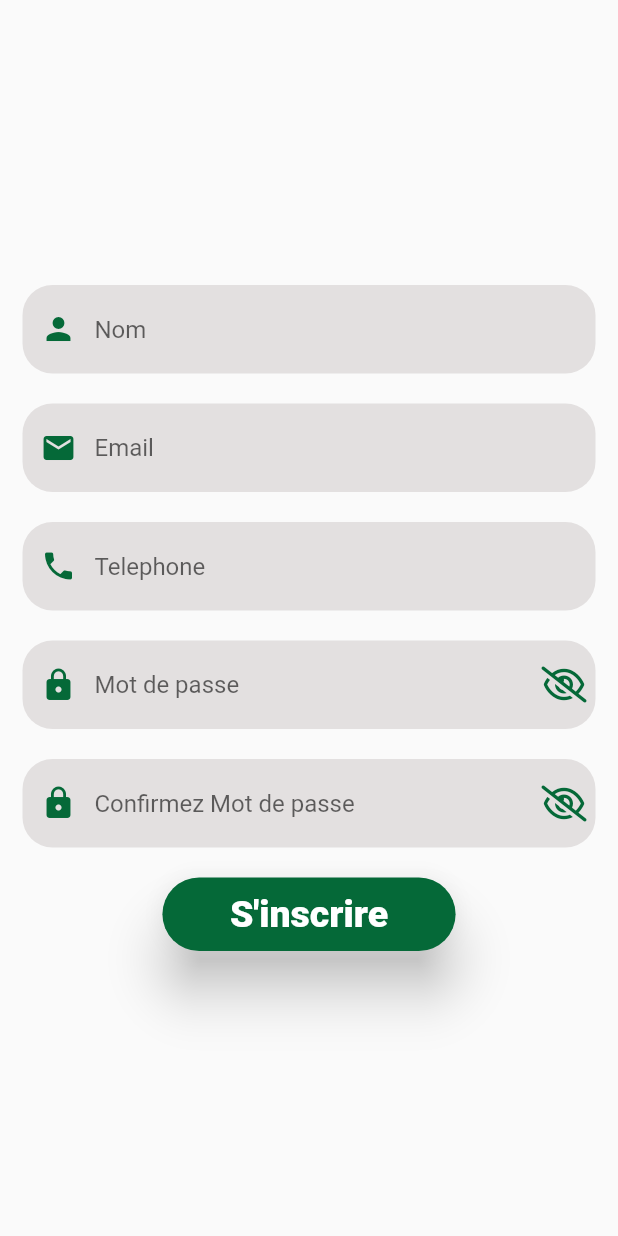
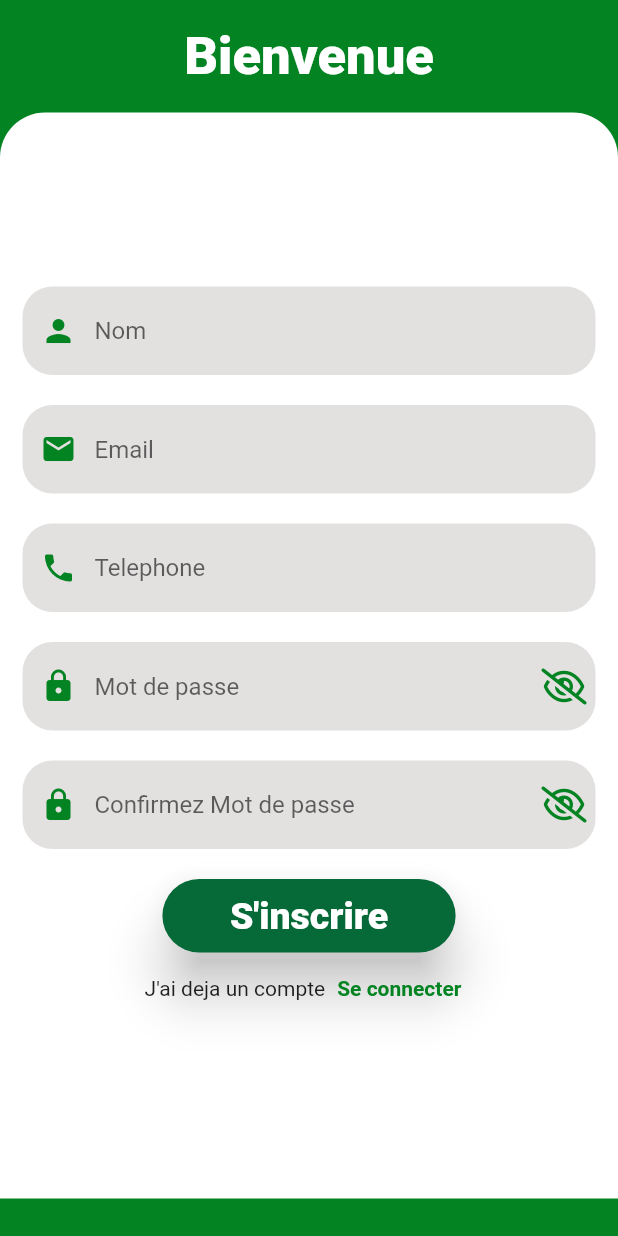
Before and after one commit to Ouzank/Agafa, a Flutter app: the screen it shows after launch, after a tap on "Se connecter", after a tap on "S'inscrire", on a phone screen of 412 x 824 dp. Run offline on Flutter 3.47's test engine with Material 2 defaults, Android fonts, the light colour scheme and no system bars; our stand-ins replace cloud_firestore, firebase_auth, firebase_core, firebase_database, flutter_svg, font_awesome_flutter and 2 more; accounts and stored records are empty.

Commit message:
Page inscription fini

```diff
--- a/lib/Constants/constants.dart
+++ b/lib/Constants/constants.dart
@@ -1,7 +1,7 @@
 import 'package:flutter/cupertino.dart';
 
 const Color inputColor = Color.fromARGB(255, 227, 224, 224);
- Color mainColor = Color.fromARGB(255, 5, 105, 56);
+ Color mainColor = Color.fromARGB(255, 3, 131, 33);
 GlobalKey<FormState> formKeyLogin = GlobalKey<FormState>();
 GlobalKey<FormState> formKeyRegister = GlobalKey<FormState>();
 const SizedBox inputsizebox = SizedBox(
--- a/lib/View/SignIn_Screen.dart
+++ b/lib/View/SignIn_Screen.dart
@@ -26,7 +26,7 @@ class SignIn extends StatelessWidget {
           SafeArea(
             child: Container(
               decoration: BoxDecoration(color: mainColor),
-              height: 60,
+              height: 65,
             ),
           ),
           // inputsizebox,
@@ -38,12 +38,21 @@ class SignIn extends StatelessWidget {
                     topRight: Radius.circular(30)),
                 color: Colors.white),
             child: Column(children: [
-              SvgPicture.asset(
-                'assets/chicken.svg',
-                height: 160,
+              const SizedBox(
+                height: 10,
               ),
-              const SizedBox(
-                height: 20,
+              Container(
+                decoration: BoxDecoration(
+                  borderRadius: BorderRadius.circular(100),
+                  color: Colors.grey,
+                ),
+                child: Padding(
+                  padding: EdgeInsets.only(top: 12),
+                  child: SvgPicture.asset(
+                    'assets/verrt.png',
+                    height: 150,
+                  ),
+                ),
               ),
               Padding(
                 padding: const EdgeInsets.all(10),
--- a/lib/View/SignUp_Screen.dart
+++ b/lib/View/SignUp_Screen.dart
@@ -1,9 +1,11 @@
 import 'package:agafa/Constants/controllers.dart';
+import 'package:agafa/View/SignIn_Screen.dart';
 import 'package:agafa/Widgets/BuildButton_Widget.dart';
 import 'package:agafa/Widgets/TextFormField._Widget.dart';
 import 'package:flutter/material.dart';
 import 'package:font_awesome_flutter/font_awesome_flutter.dart';
 import 'package:get/get.dart';
+import 'package:google_fonts/google_fonts.dart';
 
 import '../Constants/constants.dart';
 
@@ -14,8 +16,34 @@ class SignUp extends StatelessWidget {
 
   @override
   Widget build(BuildContext context) {
+    final currentSize = MediaQuery.of(context).size;
     return Scaffold(
-      body: Center(
+        backgroundColor: mainColor,
+        body: SafeArea(
+            child: Column(children: [
+          SafeArea(
+            child: Container(
+              child: Center(
+                child: Text(
+                  "Bienvenue",
+                  style: GoogleFonts.comicNeue(
+                      color: Colors.white,
+                      fontSize: 35,
+                      fontWeight: FontWeight.w900),
+                ),
+              ),
+              height: 75,
+              decoration: BoxDecoration(color: mainColor),
+            ),
+          ),
+          Container(
+            height: currentSize.height - (100),
+            decoration: const BoxDecoration(
+                color: Colors.white,
+                borderRadius: BorderRadius.only(
+                    topLeft: Radius.circular(30),
+                    topRight: Radius.circular(30))),
+            child: Center(
               child: SingleChildScrollView(
                 child: Padding(
                   padding: const EdgeInsets.all(15.0),
@@ -26,7 +54,10 @@ class SignUp extends StatelessWidget {
                           key: formKeyRegister,
                           child: Column(
                             children: [
-                        myTextFormField("Nom", Icons.person, userController.nom,
+                              myTextFormField(
+                                  "Nom",
+                                  Icons.person,
+                                  userController.nom,
                                   "Entrez le nom le l'association"),
                               inputsizebox,
                               myTextFormField(
@@ -69,10 +100,12 @@ class SignUp extends StatelessWidget {
                                                     FontAwesomeIcons.eye,
                                                     color: mainColor,
                                                   )
-                                          : Icon(FontAwesomeIcons.eyeSlash,
+                                                : Icon(
+                                                    FontAwesomeIcons.eyeSlash,
                                                     color: mainColor)),
                                         border: OutlineInputBorder(
-                                      borderRadius: BorderRadius.circular(20),
+                                            borderRadius:
+                                                BorderRadius.circular(20),
                                             borderSide: BorderSide.none)),
                                   )),
                               inputsizebox,
@@ -100,18 +133,35 @@ class SignUp extends StatelessWidget {
                                             icon: show.value
                                                 ? Icon(FontAwesomeIcons.eye,
                                                     color: mainColor)
-                                          : Icon(FontAwesomeIcons.eyeSlash,
+                                                : Icon(
+                                                    FontAwesomeIcons.eyeSlash,
                                                     color: mainColor)),
                                         border: OutlineInputBorder(
-                                      borderRadius: BorderRadius.circular(20),
+                                            borderRadius:
+                                                BorderRadius.circular(20),
                                             borderSide: BorderSide.none)),
                                   )),
-                        SizedBox(
+                              const SizedBox(
                                 height: 20,
                               ),
                               buildButton(
                                 "S'inscrire",
                                 formKeyRegister,
+                              ),
+                              Row(
+                                mainAxisAlignment: MainAxisAlignment.center,
+                                children: [
+                                  Text(
+                                    'J\'ai deja un compte',
+                                    style: GoogleFonts.comicNeue(),
+                                  ),
+                                  TextButton(
+                                      onPressed: () => Get.to(SignIn()),
+                                      child: Text('Se connecter',
+                                          style: GoogleFonts.comicNeue(
+                                              color: mainColor,
+                                              fontWeight: FontWeight.bold)))
+                                ],
                               )
                             ],
                           ))
@@ -120,7 +170,8 @@ class SignUp extends StatelessWidget {
                 ),
               ),
             ),
-    );
+          ),
+        ])));
   }
 }
 
--- a/lib/Widgets/BuildButton_Widget.dart
+++ b/lib/Widgets/BuildButton_Widget.dart
@@ -4,7 +4,7 @@ import 'package:firebase_auth/firebase_auth.dart';
 import 'package:flutter/material.dart';
 import 'package:get/get.dart';
 
-import '../Constants/Constants.dart';
+import '../Constants/constants.dart';
 
 Widget buildButton(String title, GlobalKey<FormState> onClick) {
   return ElevatedButton(
--- a/pubspec.yaml
+++ b/pubspec.yaml
@@ -75,6 +75,7 @@ flutter:
     - assets/chicken2.svg
     - assets/chicken3.svg
     - assets/rooster.svg
+    - assets/verrt.png
 
   # An image asset can refer to one or more resolution-specific "variants", see
   # https://flutter.dev/assets-and-images/#resolution-aware.
```
Also changed, not shown: assets/verrt.png (added). Lines whose indentation alone changed are shown as unchanged.
